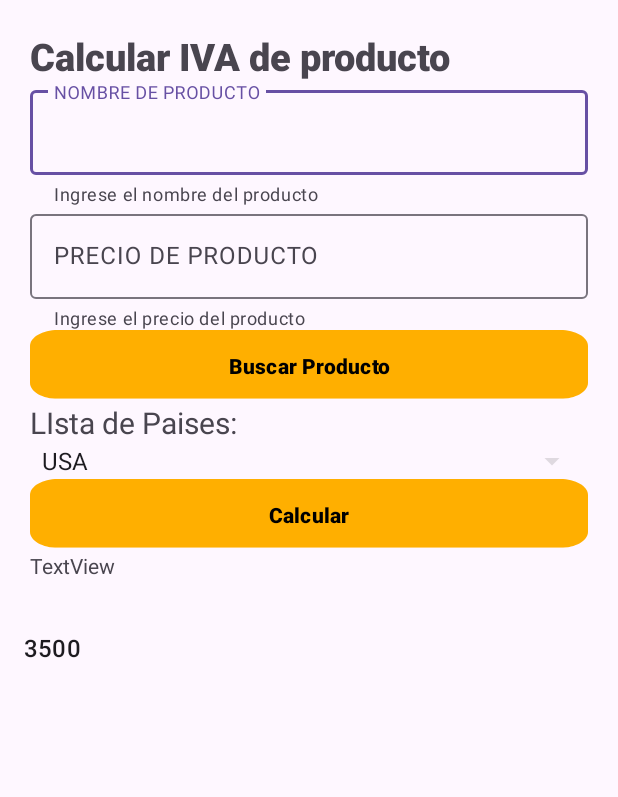
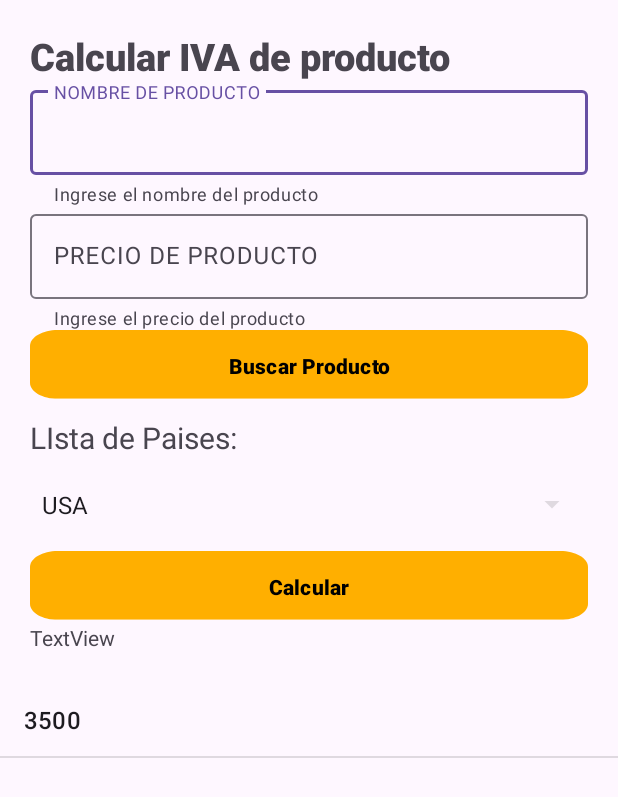
Before and after one commit to shinshini/proymovil, an Android app: the MainActivity screen opened directly, with no data from a screen before it, on a phone screen of 412 x 824 dp. Shown: the top 797 px of the screen. Run offline under Robolectric (Android 15) with nearby library versions, the phone set to English and light mode, and no system bars.

Commit message:
se cambio el main algunas variables

```diff
--- a/app/src/main/java/com/example/myapplicationkotlin/MainActivity.kt
+++ b/app/src/main/java/com/example/myapplicationkotlin/MainActivity.kt
@@ -12,12 +12,8 @@ import androidx.activity.enableEdgeToEdge
 import androidx.appcompat.app.AppCompatActivity
 import androidx.core.view.ViewCompat
 import androidx.core.view.WindowInsetsCompat
-import androidx.recyclerview.widget.RecyclerView
 import com.example.myapplicationkotlin.db.AdminSQLiteOpenHelper
 import com.example.myapplicationkotlin.model.Productos
-import com.google.android.material.button.MaterialButton
-import com.google.android.material.textfield.TextInputEditText
-import com.google.android.material.textview.MaterialTextView
 
 class MainActivity : AppCompatActivity() {
 
@@ -60,7 +56,7 @@ class MainActivity : AppCompatActivity() {
         tvResul = findViewById(R.id.tvResultado)
         spLista = findViewById(R.id.spPaises)
         listPro = findViewById(R.id.listaProductos)
-        txtNombre = findViewById(R.id.textNombre)
+        txtNombre = findViewById(R.id.txtNombre)
         btnbuscarProducto= findViewById(R.id.btnbuscarproducto)
     }
 
--- a/app/src/main/java/com/example/myapplicationkotlin/RegistraProductos.kt
+++ b/app/src/main/java/com/example/myapplicationkotlin/RegistraProductos.kt
@@ -48,7 +48,7 @@ class RegistraProductos: AppCompatActivity() {
             registro.put("id_productos", txtCodigo.text.toString())
             registro.put("nombre", txtNom.text.toString())
             registro.put("precio", txtPrecio.text.toString())
-            db.insert("prodcutos", null, registro)
+            db.insert("productos", null, registro)
             db.close()
             txtCodigo.setText("")
             txtNom.setText("")
--- a/app/src/main/res/layout/activity_main.xml
+++ b/app/src/main/res/layout/activity_main.xml
@@ -28,7 +28,7 @@
             android:textSize="25dp" />
 
         <com.google.android.material.textfield.TextInputLayout
-            android:id="@+id/textNombre"
+            android:id="@+id/fail1"
             android:layout_width="match_parent"
             android:layout_height="wrap_content"
             android:hint="NOMBRE DE PRODUCTO"
@@ -42,7 +42,7 @@
         </com.google.android.material.textfield.TextInputLayout>
 
         <com.google.android.material.textfield.TextInputLayout
-            android:id="@+id/textPrecio"
+            android:id="@+id/file2"
             android:layout_width="match_parent"
             android:layout_height="wrap_content"
             android:hint="PRECIO DE PRODUCTO"
@@ -59,7 +59,7 @@
             android:id="@+id/btnbuscarproducto"
             android:layout_width="match_parent"
             android:layout_height="wrap_content"
-            android:layout_weight="1"
+
             android:background="@drawable/caja"
             android:fontFamily="sans-serif-black"
             android:text="Buscar Producto"
@@ -70,6 +70,8 @@
             android:id="@+id/textView2"
             android:layout_width="match_parent"
             android:layout_height="wrap_content"
+            android:paddingTop="10dp"
+
             android:text="LIsta de Paises:"
             android:textSize="20sp" />
 
@@ -77,12 +79,16 @@
             android:id="@+id/textPaises"
             android:layout_width="match_parent"
             android:layout_height="wrap_content"
+            android:paddingTop="10dp"
+            android:paddingBottom="10dp"
             android:hint="Seleccionar País">
 
             <Spinner
                 android:id="@+id/spPaises"
                 android:layout_width="match_parent"
                 android:layout_height="wrap_content"
+                android:paddingTop="10dp"
+                android:paddingBottom="10dp"
                 android:backgroundTint="?attr/colorControlHighlight"
                 android:spinnerMode="dropdown"
                 tools:ignore="TouchTargetSizeCheck" />
@@ -108,8 +114,8 @@
 
     <ListView
         android:id="@+id/listaProductos"
-        android:layout_width="wrap_content"
-        android:layout_height="wrap_content"
+        android:layout_width="412dp"
+        android:layout_height="267dp"
         android:layout_marginTop="1dp"
         app:layout_constraintEnd_toEndOf="parent"
         app:layout_constraintHorizontal_bias="0.5"
```
Also changed, not shown: app/src/main/res/layout/activity_registra_producto.xml (+4 -3 lines).
